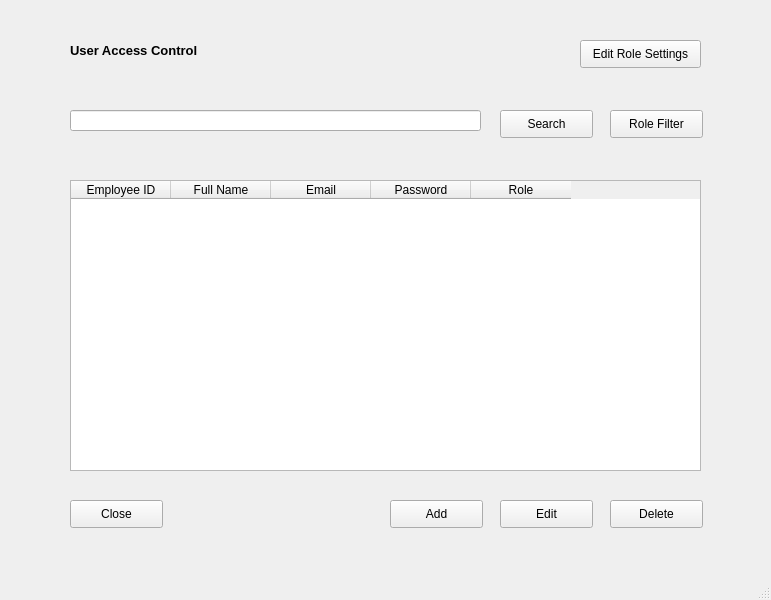
huzaifahtariqahmed/FinTrack, file screens/UserAccessControl.ui: the form before one commit.
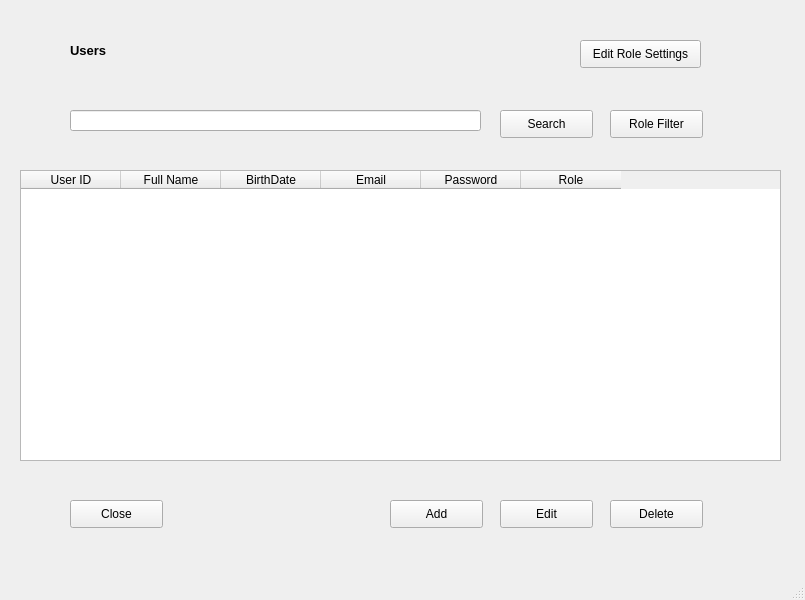
The form after the commit.

```diff
--- a/screens/UserAccessControl.ui
+++ b/screens/UserAccessControl.ui
@@ -6,7 +6,7 @@
    <rect>
     <x>0</x>
     <y>0</y>
-    <width>771</width>
+    <width>805</width>
     <height>600</height>
    </rect>
   </property>
@@ -31,15 +31,15 @@
      </font>
     </property>
     <property name="text">
-     <string>User Access Control</string>
+     <string>Users</string>
     </property>
    </widget>
    <widget class="QTableWidget" name="tableWidget">
     <property name="geometry">
      <rect>
-      <x>70</x>
-      <y>180</y>
-      <width>631</width>
+      <x>20</x>
+      <y>170</y>
+      <width>761</width>
       <height>291</height>
      </rect>
     </property>
@@ -52,7 +52,7 @@
     </property>
     <column>
      <property name="text">
-      <string>Employee ID</string>
+      <string>User ID</string>
      </property>
     </column>
     <column>
@@ -60,6 +60,11 @@
       <string>Full Name</string>
      </property>
     </column>
+    <column>
+     <property name="text">
+      <string>BirthDate</string>
+     </property>
+    </column>
     <column>
      <property name="text">
       <string>Email</string>
```
Left out of the diff: 2 changed lines with no effect on the pictures.
